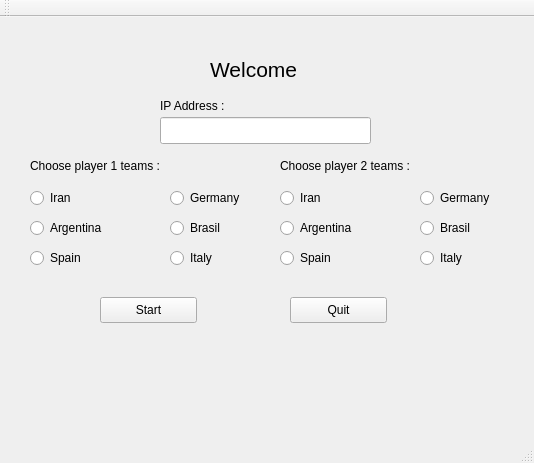
Old version of the form mainwindow.ui in the repository AmirHo3ein13/AP_FinalProject.
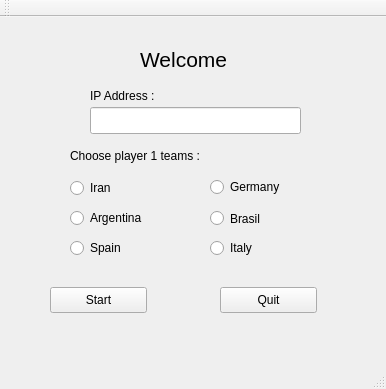
New version of the form.

Commit message: server added, just type the network ip you are connected to select your team and enjoy the game

```diff
--- a/mainwindow.ui
+++ b/mainwindow.ui
@@ -6,8 +6,8 @@
    <rect>
     <x>0</x>
     <y>0</y>
-    <width>534</width>
-    <height>463</height>
+    <width>386</width>
+    <height>389</height>
    </rect>
   </property>
   <property name="windowTitle">
@@ -17,8 +17,8 @@
    <widget class="QLabel" name="welcomeL">
     <property name="geometry">
      <rect>
-      <x>210</x>
-      <y>40</y>
+      <x>140</x>
+      <y>30</y>
       <width>89</width>
       <height>24</height>
      </rect>
@@ -35,8 +35,8 @@
    <widget class="QLabel" name="ql">
     <property name="geometry">
      <rect>
-      <x>30</x>
-      <y>140</y>
+      <x>70</x>
+      <y>130</y>
       <width>171</width>
       <height>17</height>
      </rect>
@@ -48,8 +48,8 @@
    <widget class="QLabel" name="ipL">
     <property name="geometry">
      <rect>
-      <x>160</x>
-      <y>80</y>
+      <x>90</x>
+      <y>70</y>
       <width>91</width>
       <height>17</height>
      </rect>
@@ -61,8 +61,8 @@
    <widget class="QRadioButton" name="IranRB">
     <property name="geometry">
      <rect>
-      <x>30</x>
-      <y>170</y>
+      <x>70</x>
+      <y>160</y>
       <width>61</width>
       <height>22</height>
      </rect>
@@ -77,10 +77,10 @@
    <widget class="QRadioButton" name="brasilRB">
     <property name="geometry">
      <rect>
-      <x>170</x>
-      <y>200</y>
+      <x>210</x>
+      <y>191</y>
       <width>71</width>
-      <height>22</height>
+      <height>21</height>
      </rect>
     </property>
     <property name="text">
@@ -93,8 +93,8 @@
    <widget class="QPushButton" name="quit">
     <property name="geometry">
      <rect>
-      <x>290</x>
-      <y>280</y>
+      <x>220</x>
+      <y>270</y>
       <width>97</width>
       <height>26</height>
      </rect>
@@ -106,8 +106,8 @@
    <widget class="QRadioButton" name="argentinaRB">
     <property name="geometry">
      <rect>
-      <x>30</x>
-      <y>200</y>
+      <x>70</x>
+      <y>190</y>
       <width>117</width>
       <height>22</height>
      </rect>
@@ -122,8 +122,8 @@
    <widget class="QLineEdit" name="ipAddress">
     <property name="geometry">
      <rect>
-      <x>160</x>
-      <y>100</y>
+      <x>90</x>
+      <y>90</y>
       <width>211</width>
       <height>27</height>
      </rect>
@@ -132,8 +132,8 @@
    <widget class="QPushButton" name="start">
     <property name="geometry">
      <rect>
-      <x>100</x>
-      <y>280</y>
+      <x>50</x>
+      <y>270</y>
       <width>97</width>
       <height>26</height>
      </rect>
@@ -145,10 +145,10 @@
    <widget class="QRadioButton" name="germanyRB">
     <property name="geometry">
      <rect>
-      <x>170</x>
-      <y>170</y>
-      <width>117</width>
-      <height>22</height>
+      <x>210</x>
+      <y>160</y>
+      <width>101</width>
+      <height>20</height>
      </rect>
     </property>
     <property name="text">
@@ -161,8 +161,8 @@
    <widget class="QRadioButton" name="spainRB">
     <property name="geometry">
      <rect>
-      <x>30</x>
-      <y>230</y>
+      <x>70</x>
+      <y>220</y>
       <width>117</width>
       <height>22</height>
      </rect>
@@ -177,8 +177,8 @@
    <widget class="QRadioButton" name="italyRB">
     <property name="geometry">
      <rect>
-      <x>170</x>
-      <y>230</y>
+      <x>210</x>
+      <y>220</y>
       <width>117</width>
       <height>22</height>
      </rect>
@@ -190,115 +190,6 @@
      <string notr="true">player1BG</string>
     </attribute>
    </widget>
-   <widget class="QRadioButton" name="argentinaRB_2">
-    <property name="geometry">
-     <rect>
-      <x>280</x>
-      <y>200</y>
-      <width>117</width>
-      <height>22</height>
-     </rect>
-    </property>
-    <property name="text">
-     <string>Argentina</string>
-    </property>
-    <attribute name="buttonGroup">
-     <string notr="true">player2BG</string>
-    </attribute>
-   </widget>
-   <widget class="QLabel" name="ql_2">
-    <property name="geometry">
-     <rect>
-      <x>280</x>
-      <y>140</y>
-      <width>171</width>
-      <height>17</height>
-     </rect>
-    </property>
-    <property name="text">
-     <string>Choose player 2 teams :</string>
-    </property>
-   </widget>
-   <widget class="QRadioButton" name="germanyRB_2">
-    <property name="geometry">
-     <rect>
-      <x>420</x>
-      <y>170</y>
-      <width>117</width>
-      <height>22</height>
-     </rect>
-    </property>
-    <property name="text">
-     <string>Germany</string>
-    </property>
-    <attribute name="buttonGroup">
-     <string notr="true">player2BG</string>
-    </attribute>
-   </widget>
-   <widget class="QRadioButton" name="italyRB_2">
-    <property name="geometry">
-     <rect>
-      <x>420</x>
-      <y>230</y>
-      <width>117</width>
-      <height>22</height>
-     </rect>
-    </property>
-    <property name="text">
-     <string>Italy</string>
-    </property>
-    <attribute name="buttonGroup">
-     <string notr="true">player2BG</string>
-    </attribute>
-   </widget>
-   <widget class="QRadioButton" name="brasilRB_2">
-    <property name="geometry">
-     <rect>
-      <x>420</x>
-      <y>200</y>
-      <width>71</width>
-      <height>22</height>
-     </rect>
-    </property>
-    <property name="text">
-     <string>Brasil</string>
-    </property>
-    <attribute name="buttonGroup">
-     <string notr="true">player2BG</string>
-    </attribute>
-   </widget>
-   <widget class="QRadioButton" name="spainRB_2">
-    <property name="geometry">
-     <rect>
-      <x>280</x>
-      <y>230</y>
-      <width>117</width>
-      <height>22</height>
-     </rect>
-    </property>
-    <property name="text">
-     <string>Spain</string>
-    </property>
-    <attribute name="buttonGroup">
-     <string notr="true">player2BG</string>
-    </attribute>
-   </widget>
-   <widget class="QRadioButton" name="IranRB_2">
-    <property name="geometry">
-     <rect>
-      <x>280</x>
-      <y>170</y>
-      <width>61</width>
-      <height>22</height>
-     </rect>
-    </property>
-    <property name="text">
-     <string>Iran</string>
-    </property>
-    <attribute name="buttonGroup">
-     <string notr="true">player2BG</string>
-    </attribute>
-   </widget>
   </widget>
   <widget class="QMenuBar" name="menuBar">
    <property name="geometry">
```
Left out of the diff: 4 changed lines with no effect on the pictures. The commit also changes 19 other files.
